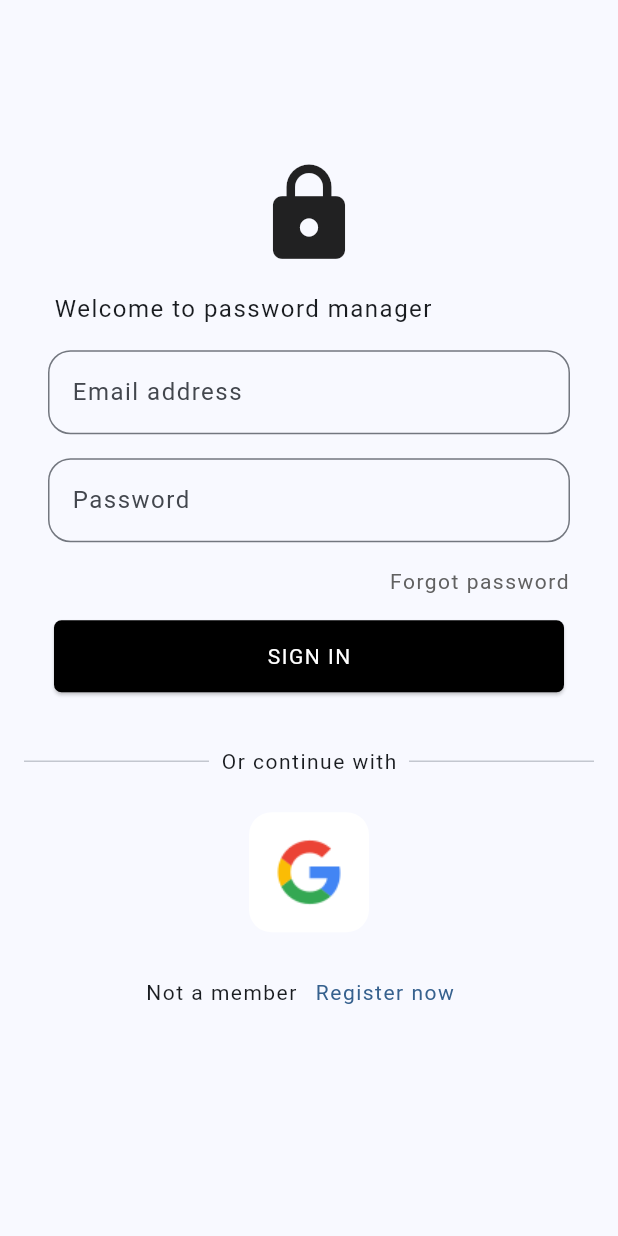
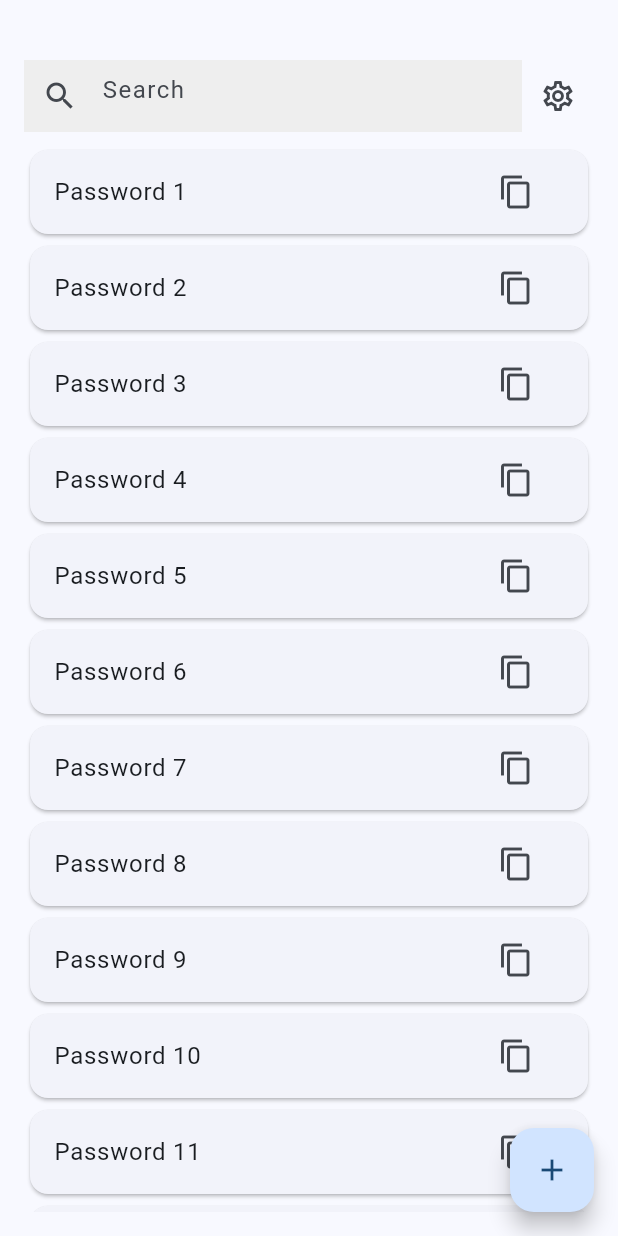
Before and after one commit to NetoBatista/password_manager, a Flutter app: the screen it shows after launch, after a tap on "SIGN IN", on a phone screen of 412 x 824 dp. Run offline on Flutter 3.47's test engine with Material 2 defaults, Android fonts, the phone set to English and light mode, and no system bars; our stand-ins replace localization.

Commit message:
home screen

```diff
--- /dev/null
+++ b/lib/extension/navigation_extension.dart
@@ -0,0 +1,7 @@
+import 'package:flutter/material.dart';
+
+extension NavigationExtension on BuildContext {
+  Future<T?> pushNamed<T>(String routeName) {
+    return Navigator.pushNamed(this, routeName);
+  }
+}
--- /dev/null
+++ b/lib/features/home/home_page.dart
@@ -0,0 +1,75 @@
+import 'package:flutter/material.dart';
+import 'package:localization/localization.dart';
+
+class HomePage extends StatefulWidget {
+  const HomePage({super.key});
+
+  @override
+  State<HomePage> createState() => _HomePageState();
+}
+
+class _HomePageState extends State<HomePage> {
+  @override
+  Widget build(BuildContext context) {
+    return Scaffold(
+      floatingActionButton: FloatingActionButton(
+        onPressed: () {},
+        child: const Icon(Icons.add),
+      ),
+      body: Padding(
+        padding: const EdgeInsets.fromLTRB(16, 40, 16, 16),
+        child: Column(
+          mainAxisAlignment: MainAxisAlignment.start,
+          crossAxisAlignment: CrossAxisAlignment.start,
+          children: [
+            Row(
+              children: [
+                Flexible(
+                  child: Container(
+                    decoration: BoxDecoration(color: Colors.grey[200]),
+                    child: TextField(
+                      decoration: InputDecoration(
+                        prefixIcon: const Icon(Icons.search_outlined),
+                        hintText: 'search'.i18n(),
+                        border: InputBorder.none,
+                      ),
+                    ),
+                  ),
+                ),
+                IconButton(
+                  onPressed: () {},
+                  icon: const Icon(
+                    Icons.settings_outlined,
+                  ),
+                )
+              ],
+            ),
+            const SizedBox(height: 8),
+            Flexible(
+              child: ListView.builder(
+                shrinkWrap: true,
+                itemCount: 20,
+                itemBuilder: (BuildContext context, int index) {
+                  var lastItem = index == 19;
+                  return Padding(
+                    padding: EdgeInsets.only(bottom: !lastItem ? 0 : 100),
+                    child: Card(
+                      child: ListTile(
+                        onTap: () {},
+                        title: Text('${'password'.i18n()} ${index + 1}'),
+                        trailing: IconButton(
+                          onPressed: () {},
+                          icon: const Icon(Icons.copy_outlined),
+                        ),
+                      ),
+                    ),
+                  );
+                },
+              ),
+            ),
+          ],
+        ),
+      ),
+    );
+  }
+}
--- a/lib/features/login/login_page.dart
+++ b/lib/features/login/login_page.dart
@@ -1,5 +1,6 @@
 import 'package:flutter/material.dart';
 import 'package:localization/localization.dart';
+import 'package:password_manager/extension/navigation_extension.dart';
 import 'package:password_manager/validator/form_validator.dart';
 
 class LoginPage extends StatefulWidget {
@@ -79,7 +80,9 @@ class _LoginPageState extends State<LoginPage> {
               Padding(
                 padding: const EdgeInsets.fromLTRB(36, 16, 36, 36),
                 child: ElevatedButton(
-                  onPressed: () {},
+                  onPressed: () {
+                    context.pushNamed('/home');
+                  },
                   style: ElevatedButton.styleFrom(
                     backgroundColor: Colors.black,
                     foregroundColor: Colors.white,
--- a/lib/i18n/en_US.json
+++ b/lib/i18n/en_US.json
@@ -8,5 +8,7 @@
     "or_continue_with": "Or continue with",
     "sign_in": "Sign in",
     "not_a_member": "Not a member",
-    "register_now": "Register now"
+    "register_now": "Register now",
+    "search": "Search",
+    "registered_passwords": "Registered Passwords"
 }
--- a/lib/i18n/pt_BR.json
+++ b/lib/i18n/pt_BR.json
@@ -8,5 +8,7 @@
     "or_continue_with": "Ou continue com",
     "sign_in": "Entrar",
     "not_a_member": "Não é um membro?",
-    "register_now": "Registre-se agora"
+    "register_now": "Registre-se agora",
+    "search": "Pesquisar",
+    "registered_passwords": "Senhas cadastradas"
 }
--- a/lib/main.dart
+++ b/lib/main.dart
@@ -1,6 +1,7 @@
 import 'package:flutter/material.dart';
 import 'package:flutter_localizations/flutter_localizations.dart';
 import 'package:localization/localization.dart';
+import 'package:password_manager/features/home/home_page.dart';
 import 'package:password_manager/features/login/login_page.dart';
 
 void main() {
@@ -52,7 +53,10 @@ class MyApp extends StatelessWidget {
         }
         return const Locale("en", "US");
       },
-      home: const LoginPage(),
+      routes: <String, WidgetBuilder>{
+        '/': (BuildContext context) => const LoginPage(),
+        '/home': (BuildContext context) => const HomePage(),
+      },
     );
   }
 }
```
